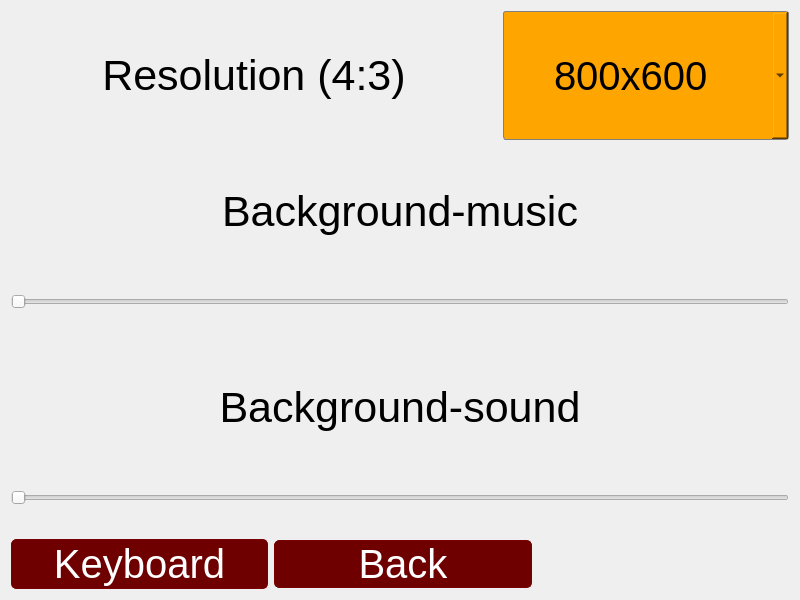
Old version of the form widgets/optionswidget.ui in the repository Przemekkkth/Qt-C-SimpleGame.
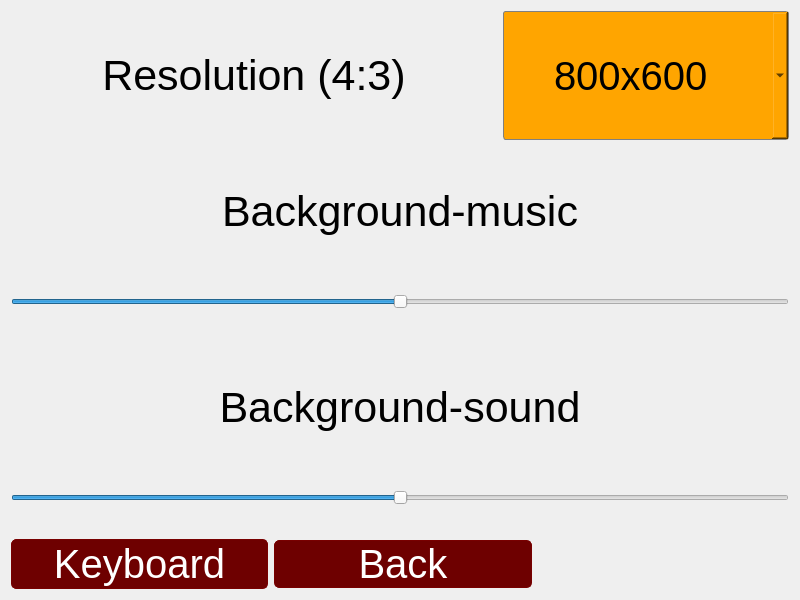
New version of the form. Icons and pictures are not drawn.

```diff
--- a/widgets/optionswidget.ui
+++ b/widgets/optionswidget.ui
@@ -715,6 +715,12 @@
            <property name="maximum">
             <number>100</number>
            </property>
+           <property name="singleStep">
+            <number>10</number>
+           </property>
+           <property name="value">
+            <number>50</number>
+           </property>
            <property name="orientation">
             <enum>Qt::Horizontal</enum>
            </property>
@@ -766,6 +772,12 @@
            <property name="maximum">
             <number>100</number>
            </property>
+           <property name="singleStep">
+            <number>10</number>
+           </property>
+           <property name="value">
+            <number>50</number>
+           </property>
            <property name="orientation">
             <enum>Qt::Horizontal</enum>
            </property>
```
